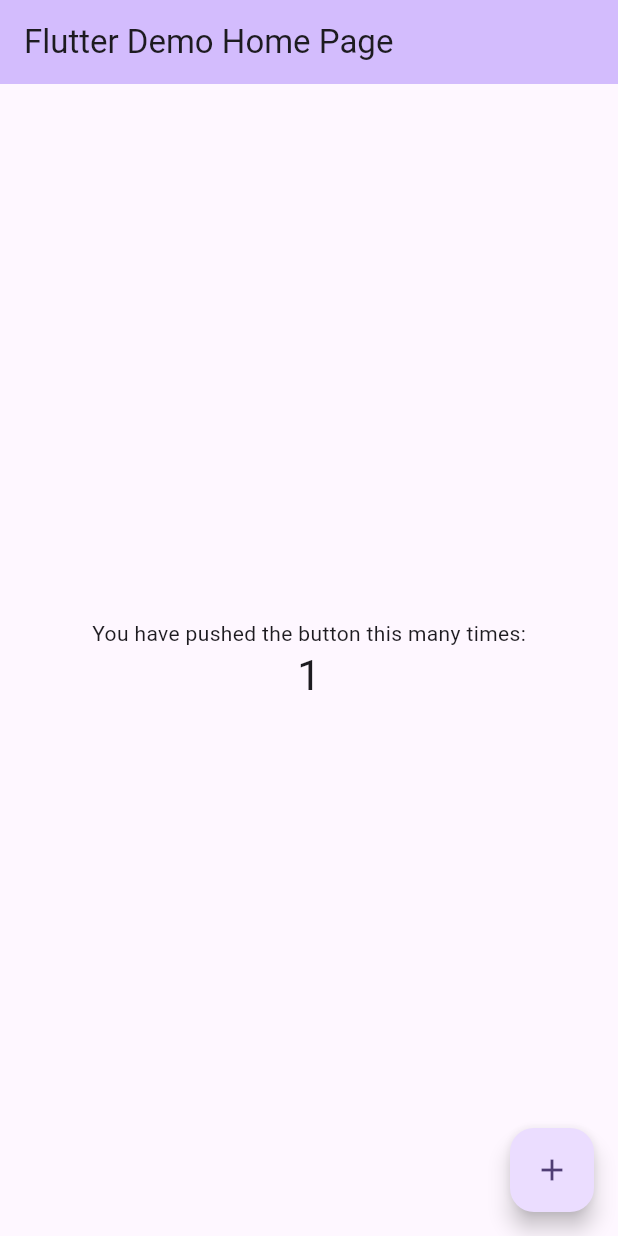
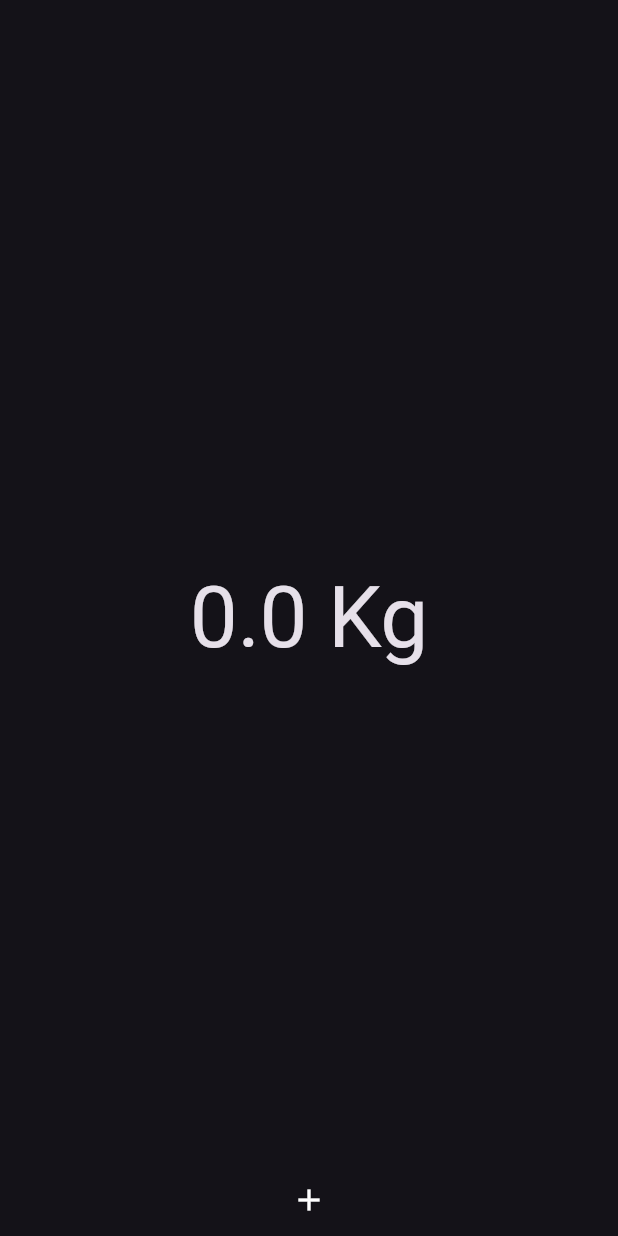
Before and after one commit to hkfuertes/weight, a Flutter app: the screen it shows after launch, after a tap on the "add" icon, on a phone screen of 412 x 824 dp. Run offline on Flutter 3.47's test engine with Material 3 defaults, Android fonts, the phone set to English and light mode, and no system bars.

Commit message:
first steps

```diff
--- a/lib/main.dart
+++ b/lib/main.dart
@@ -1,4 +1,5 @@
 import 'package:flutter/material.dart';
+import 'screens/main_screen.dart';
 
 void main() {
   runApp(const MyApp());
@@ -11,115 +12,16 @@ class MyApp extends StatelessWidget {
   @override
   Widget build(BuildContext context) {
     return MaterialApp(
-      title: 'Flutter Demo',
+      themeMode: ThemeMode.dark,
+      darkTheme: ThemeData.dark(useMaterial3: true)
+        .copyWith(colorScheme: ColorScheme.fromSeed(seedColor: Colors.brown)),
+      debugShowCheckedModeBanner: false,
+      title: 'Weight',
       theme: ThemeData(
-        // This is the theme of your application.
-        //
-        // TRY THIS: Try running your application with "flutter run". You'll see
-        // the application has a purple toolbar. Then, without quitting the app,
-        // try changing the seedColor in the colorScheme below to Colors.green
-        // and then invoke "hot reload" (save your changes or press the "hot
-        // reload" button in a Flutter-supported IDE, or press "r" if you used
-        // the command line to start the app).
-        //
-        // Notice that the counter didn't reset back to zero; the application
-        // state is not lost during the reload. To reset the state, use hot
-        // restart instead.
-        //
-        // This works for code too, not just values: Most code changes can be
-        // tested with just a hot reload.
-        colorScheme: ColorScheme.fromSeed(seedColor: Colors.deepPurple),
+        colorScheme: ColorScheme.fromSeed(seedColor: Colors.brown),
         useMaterial3: true,
       ),
-      home: const MyHomePage(title: 'Flutter Demo Home Page'),
+      home: const MainScreen(),
     );
   }
 }
-
-class MyHomePage extends StatefulWidget {
-  const MyHomePage({super.key, required this.title});
-
-  // This widget is the home page of your application. It is stateful, meaning
-  // that it has a State object (defined below) that contains fields that affect
-  // how it looks.
-
-  // This class is the configuration for the state. It holds the values (in this
-  // case the title) provided by the parent (in this case the App widget) and
-  // used by the build method of the State. Fields in a Widget subclass are
-  // always marked "final".
-
-  final String title;
-
-  @override
-  State<MyHomePage> createState() => _MyHomePageState();
-}
-
-class _MyHomePageState extends State<MyHomePage> {
-  int _counter = 0;
-
-  void _incrementCounter() {
-    setState(() {
-      // This call to setState tells the Flutter framework that something has
-      // changed in this State, which causes it to rerun the build method below
-      // so that the display can reflect the updated values. If we changed
-      // _counter without calling setState(), then the build method would not be
-      // called again, and so nothing would appear to happen.
-      _counter++;
-    });
-  }
-
-  @override
-  Widget build(BuildContext context) {
-    // This method is rerun every time setState is called, for instance as done
-    // by the _incrementCounter method above.
-    //
-    // The Flutter framework has been optimized to make rerunning build methods
-    // fast, so that you can just rebuild anything that needs updating rather
-    // than having to individually change instances of widgets.
-    return Scaffold(
-      appBar: AppBar(
-        // TRY THIS: Try changing the color here to a specific color (to
-        // Colors.amber, perhaps?) and trigger a hot reload to see the AppBar
-        // change color while the other colors stay the same.
-        backgroundColor: Theme.of(context).colorScheme.inversePrimary,
-        // Here we take the value from the MyHomePage object that was created by
-        // the App.build method, and use it to set our appbar title.
-        title: Text(widget.title),
-      ),
-      body: Center(
-        // Center is a layout widget. It takes a single child and positions it
-        // in the middle of the parent.
-        child: Column(
-          // Column is also a layout widget. It takes a list of children and
-          // arranges them vertically. By default, it sizes itself to fit its
-          // children horizontally, and tries to be as tall as its parent.
-          //
-          // Column has various properties to control how it sizes itself and
-          // how it positions its children. Here we use mainAxisAlignment to
-          // center the children vertically; the main axis here is the vertical
-          // axis because Columns are vertical (the cross axis would be
-          // horizontal).
-          //
-          // TRY THIS: Invoke "debug painting" (choose the "Toggle Debug Paint"
-          // action in the IDE, or press "p" in the console), to see the
-          // wireframe for each widget.
-          mainAxisAlignment: MainAxisAlignment.center,
-          children: <Widget>[
-            const Text(
-              'You have pushed the button this many times:',
-            ),
-            Text(
-              '$_counter',
-              style: Theme.of(context).textTheme.headlineMedium,
-            ),
-          ],
-        ),
-      ),
-      floatingActionButton: FloatingActionButton(
-        onPressed: _incrementCounter,
-        tooltip: 'Increment',
-        child: const Icon(Icons.add),
-      ), // This trailing comma makes auto-formatting nicer for build methods.
-    );
-  }
-}
--- /dev/null
+++ b/lib/screens/main_screen.dart
@@ -0,0 +1,32 @@
+import 'package:flutter/material.dart';
+
+class MainScreen extends StatelessWidget {
+  const MainScreen({super.key});
+
+  @override
+  Widget build(BuildContext context) {
+    return Scaffold(
+      appBar: AppBar(toolbarHeight: 0),
+      body: Stack(
+      fit: StackFit.expand,
+      alignment: Alignment.center,
+              children: [
+      Center(
+        child: Text(
+          "0.0 Kg",
+          style: Theme.of(context).textTheme.displayLarge,
+        ),
+      ),
+      Positioned(
+        bottom: 0,
+        child: IconButton(onPressed: (){}, icon: const Icon(Icons.add)))
+              ],
+            ),
+      // floatingActionButton: FloatingActionButton(
+      //   onPressed: () {},
+      //   tooltip: 'Increment',
+      //   child: const Icon(Icons.add),
+      // ), // T
+    );
+  }
+}
--- a/pubspec.yaml
+++ b/pubspec.yaml
@@ -19,7 +19,7 @@ publish_to: 'none' # Remove this line if you wish to publish to pub.dev
 version: 1.0.0+1
 
 environment:
-  sdk: '>=3.4.0-55.0.dev <4.0.0'
+  sdk: '3.2.5'
 
 # Dependencies specify other packages that your package needs in order to work.
 # To automatically upgrade your package dependencies to the latest versions
```
Also changed, not shown: pubspec.lock, 1 other file.
